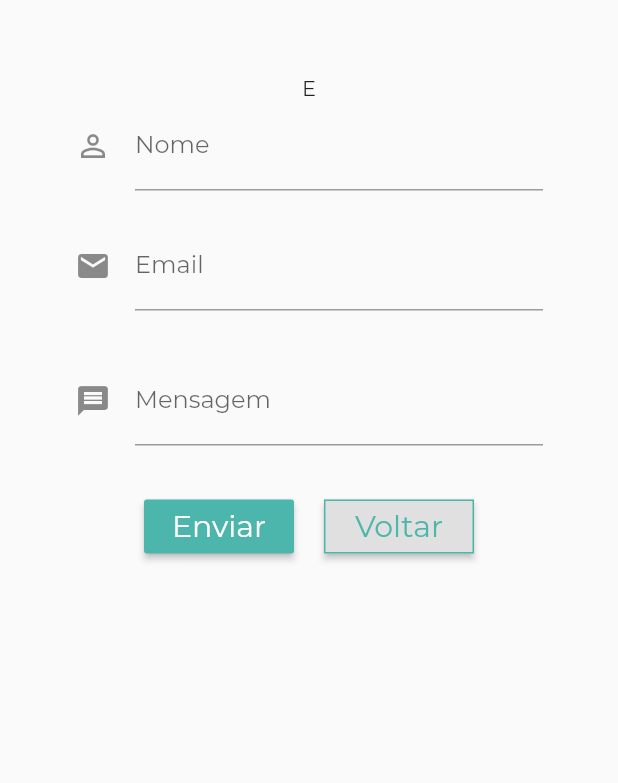
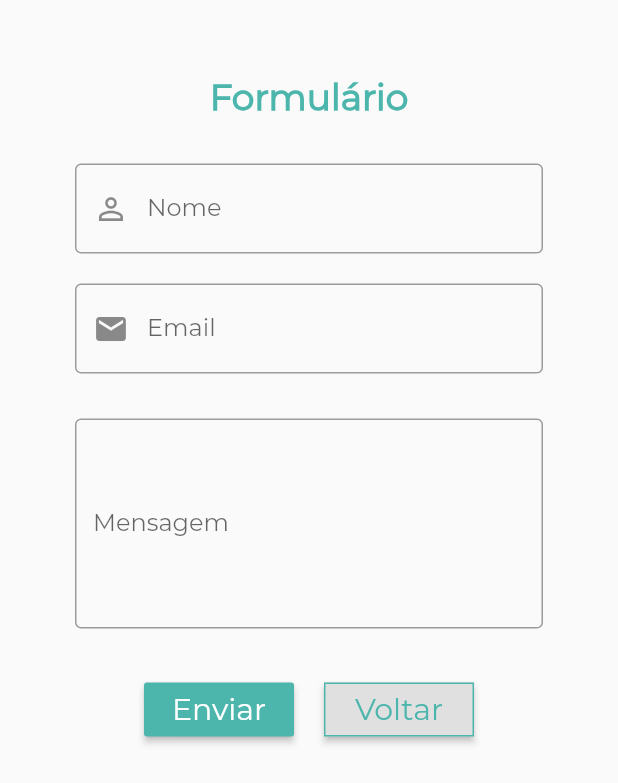
Before and after one commit to danipishinin/flutter-reeducacao-alimentar, a Flutter app: the TelaCadastroMensagem screen opened directly, on a phone screen of 412 x 824 dp. Shown: the top 783 px of the screen. Run offline on Flutter 3.47's test engine with Material 2 defaults, Android fonts, the phone set to English and light mode, and no system bars; our stand-ins replace cloud_firestore; accounts and stored records are empty.

Commit message:
ajustes formulario 'u'

```diff
--- a/lib/screens/cadastroMensagem.dart
+++ b/lib/screens/cadastroMensagem.dart
@@ -45,13 +45,23 @@ class _TelaCadastroMensagemState extends State<TelaCadastroMensagem> {
             child: Column(
               children: [
                 //CAMPO NOME
-                Text("E"),
+                Text(
+                  "Formulário",
+                  style: TextStyle(
+                      color: Colors.teal[300],
+                      fontWeight: FontWeight.bold,
+                      fontSize: 24),
+                ),
+                SizedBox(
+                  height: 30,
+                ),
                 TextField(
                   controller: txtNome,
                   style: TextStyle(
-                      color: Colors.brown, fontWeight: FontWeight.w300),
+                      color: Colors.teal, fontWeight: FontWeight.w300),
                   decoration: InputDecoration(
-                    icon: Icon(Icons.person_outline),
+                    border: OutlineInputBorder(),
+                    prefixIcon: Icon(Icons.person_outline),
                     labelText: "Nome",
                   ),
                 ),
@@ -63,10 +73,11 @@ class _TelaCadastroMensagemState extends State<TelaCadastroMensagem> {
                 TextField(
                   controller: txtEmail,
                   style: TextStyle(
-                      color: Colors.brown, fontWeight: FontWeight.w300),
+                      color: Colors.teal, fontWeight: FontWeight.w300),
                   decoration: InputDecoration(
-                    icon: Icon(Icons.email),
+                    prefixIcon: Icon(Icons.email),
                     labelText: "Email",
+                    border: OutlineInputBorder(),
                   ),
                 ),
                 SizedBox(
@@ -75,11 +86,14 @@ class _TelaCadastroMensagemState extends State<TelaCadastroMensagem> {
                 //CAMPO MENSAGEM
                 TextField(
                   controller: txtMensagem,
+                  maxLines: 5,
                   style: TextStyle(
-                      color: Colors.brown, fontWeight: FontWeight.w300),
+                      color: Colors.teal, fontWeight: FontWeight.w300),
                   decoration: InputDecoration(
-                    icon: Icon(Icons.message),
                     labelText: "Mensagem",
+                    hintText:
+                        "Envie para nós a suas dúvidas, reclamações e sugestões de melhora!",
+                    border: OutlineInputBorder(),
                   ),
                 ),
                 SizedBox(
```
